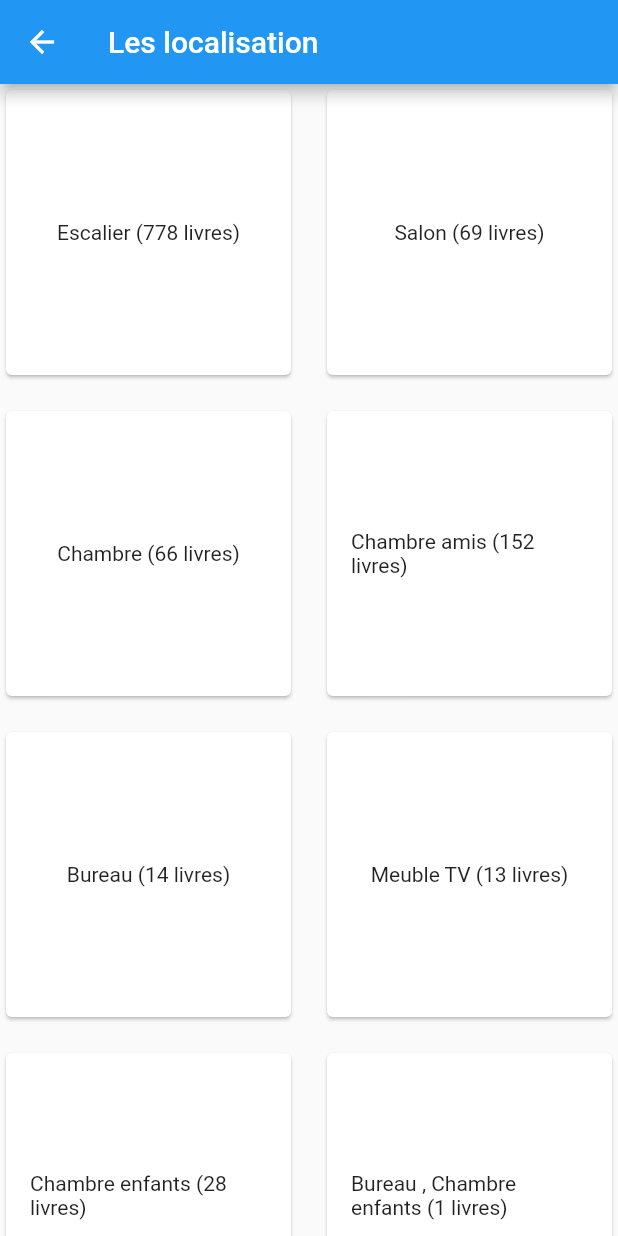
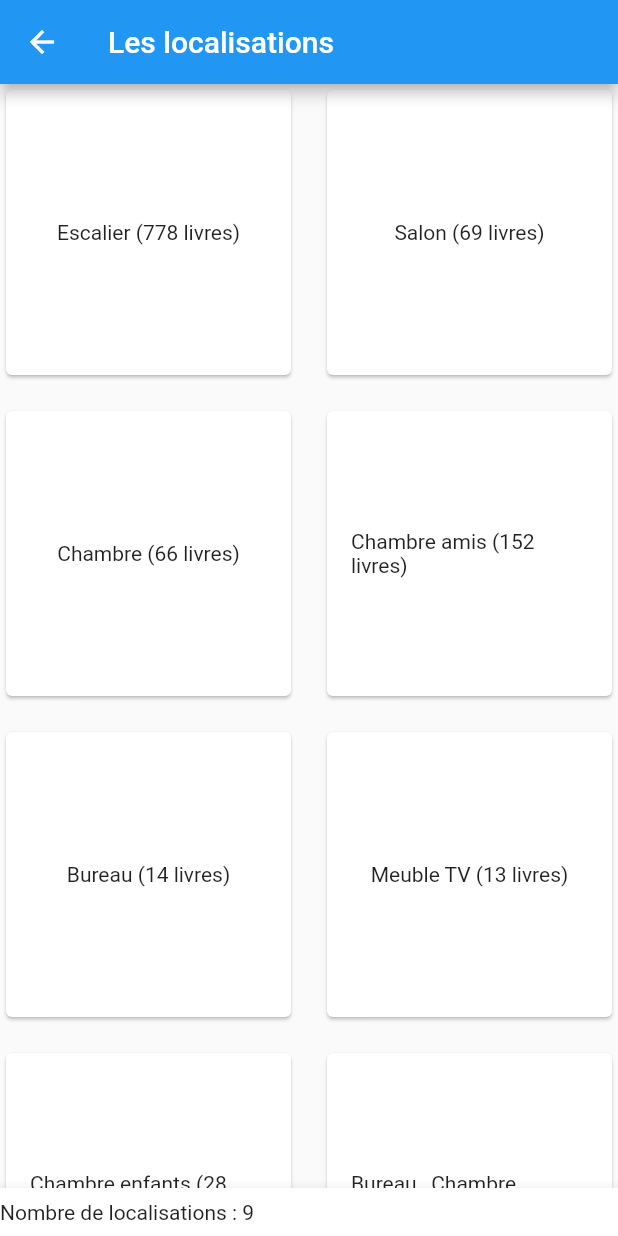
Before and after one commit to pcatel/flutter_studi, a Flutter app: the Ecran4 screen opened directly, on a phone screen of 412 x 824 dp. Run offline on Flutter 3.47's test engine with Material 2 defaults, Android fonts, the phone set to English and light mode, and no system bars.

Commit message:
modification de la pagination

```diff
--- a/lib/widgets/ecran4.dart
+++ b/lib/widgets/ecran4.dart
@@ -11,8 +11,7 @@ class Ecran4 extends StatefulWidget {
 
 class _Ecran4State extends State<Ecran4> {
   List<dynamic> jsonData = [];
-  int rowsPerPage = 10;
-  int currentPage = 0;
+  int genresPerPage = 10; // Nombre de localisations à afficher par page
   List<String> genresList = [];
 
   @override
@@ -51,20 +50,23 @@ class _Ecran4State extends State<Ecran4> {
   Widget build(BuildContext context) {
     return Scaffold(
       appBar: AppBar(
-        title: const Text('Les localisation'),
+        title: const Text('Les localisations'),
       ),
-      body: SingleChildScrollView(
-        child: Column(
-          children: [
-            GridView.builder(
+      body: Column(
+        children: [
+          Expanded(
+            child: GridView.builder(
               shrinkWrap: true,
               gridDelegate: SliverGridDelegateWithFixedCrossAxisCount(
                 crossAxisCount: 2, // Nombre de colonnes dans la grille
                 crossAxisSpacing: 16.0,
                 mainAxisSpacing: 16.0,
               ),
-              itemCount: genresList.length,
+              itemCount: (genresList.length / genresPerPage).ceil() * genresPerPage,
               itemBuilder: (context, index) {
+                if (index >= genresList.length) {
+                  return SizedBox.shrink();
+                }
                 String genre = genresList[index];
                 int count = jsonData.where((book) => book['localisation'] == genre).length;
                 return Card(
@@ -77,13 +79,13 @@ class _Ecran4State extends State<Ecran4> {
                 );
               },
             ),
-            BottomAppBar(
-              child: Container(
-                padding: EdgeInsets.symmetric(vertical: 8.0),
-                child: Text('Nombre de tableaux disponibles : ${jsonData.length}'),
-              ),
-            ),
-          ],
+          ),
+        ],
+      ),
+      bottomNavigationBar: BottomAppBar(
+        child: Container(
+          padding: EdgeInsets.symmetric(vertical: 8.0),
+          child: Text('Nombre de localisations : ${genresList.length}'),
         ),
       ),
     );
```
Also changed, not shown: lib/widgets/ecran1.dart (+31 -13 lines), lib/widgets/ecran2.dart (+8 -12 lines).
